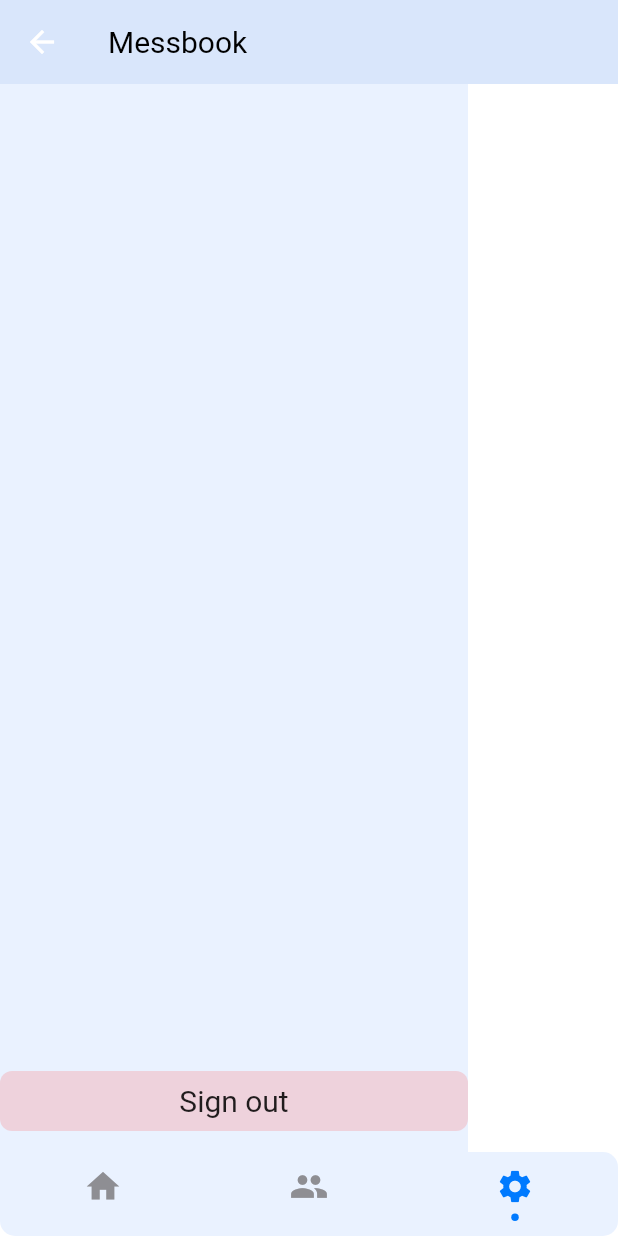
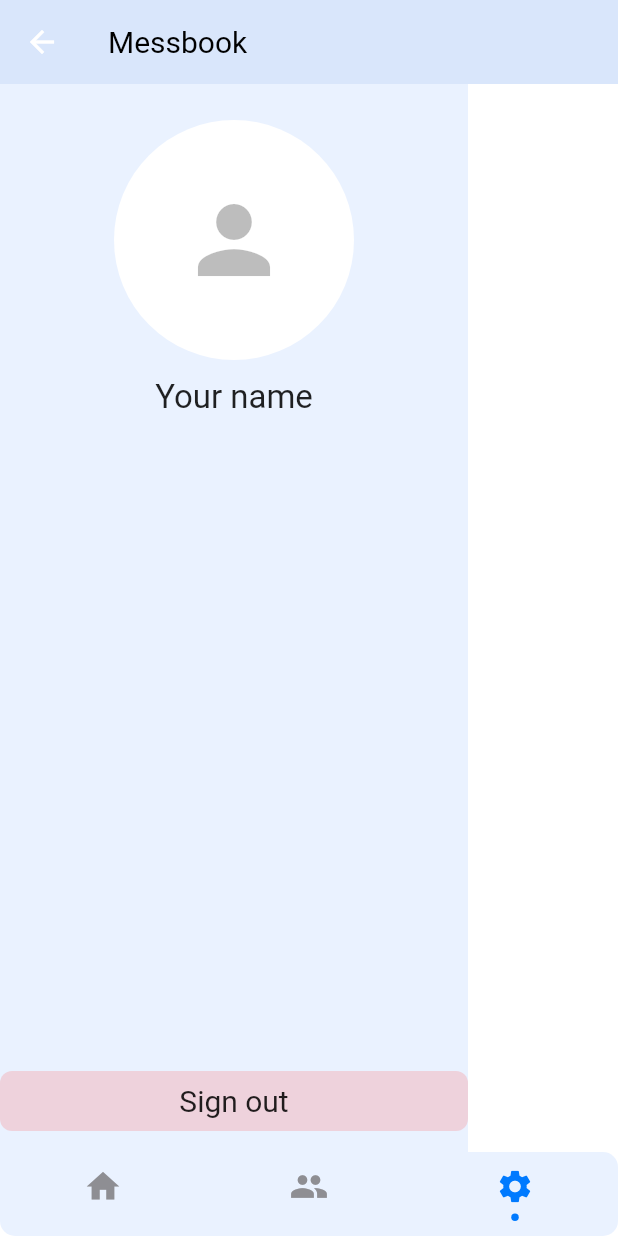
Before and after one commit to atiqurrahmandipto/messbook, a Flutter app: the MainScreen screen opened directly, item 3 of the bottom bar chosen, on a phone screen of 412 x 824 dp. Run offline on Flutter 3.47's test engine with Material 2 defaults, Android fonts, the phone set to English and light mode, and no system bars; drawn by our look-alikes of persistent_bottom_nav_bar; our stand-ins replace cloud_firestore, firebase_auth, firebase_core, flutter_svg, intl_phone_field, qr_flutter and 1 more; missing offline and left inert: mobile_scanner; accounts and stored records are empty.

```diff
--- a/lib/authentication/role_selection_screen.dart
+++ b/lib/authentication/role_selection_screen.dart
@@ -45,7 +45,7 @@ class _RoleSelectionScreenState extends State<RoleSelectionScreen> {
                     context,
                     MaterialPageRoute(
                         builder: (BuildContext context) =>
-                            MemberInvitationScreen()));
+                            MemberInvitationScreen(true)));
               }),
             ),
             Padding(
@@ -64,8 +64,7 @@ class _RoleSelectionScreenState extends State<RoleSelectionScreen> {
   }
 
   void createMess() async {
-    await DatabaseService(uid: widget.uid)
-        .createMess("VIKINGS", 22, 51, 2211);
+    await DatabaseService(uid: widget.uid).createMess("VIKINGS", 22, 51, 2211);
     //now join as member
     await DatabaseService(uid: widget.uid).joinMess(widget.uid);
   }
--- a/lib/home/setting_screen.dart
+++ b/lib/home/setting_screen.dart
@@ -14,10 +14,34 @@ class _SettingScreenState extends State<SettingScreen> {
   Widget build(BuildContext context) {
     return Material(
       color: Color(0xffEAF2FF),
-      child: Container(
-          child: Column(
-        mainAxisAlignment: MainAxisAlignment.end,
+      child: Column(
+        mainAxisAlignment: MainAxisAlignment.start,
         children: [
+          SizedBox(
+            height: 24,
+          ),
+          CircleAvatar(
+            backgroundColor: Colors.white,
+            maxRadius: 80,
+            minRadius: 80,
+            child: Center(
+              child: Icon(
+                Icons.person,
+                size: 72,
+                color: Colors.black26,
+              ),
+            ),
+          ),
+          Padding(
+            padding: const EdgeInsets.only(top: 12, bottom: 4),
+            child: Text(
+              'Your name',
+              style: TextStyle(fontSize: 22),
+            ),
+          ),
+          Text(FirebaseAuth.instance.currentUser?.phoneNumber ??
+              '+880xxxxxxxxxx'),
+          Spacer(),
           Padding(
             padding: const EdgeInsets.only(bottom: 24),
             child: Ink(
@@ -30,7 +54,7 @@ class _SettingScreenState extends State<SettingScreen> {
               child: InkWell(
                 onTap: () {
                   FirebaseAuth.instance.signOut();
-                  Navigator.of(context).pushAndRemoveUntil(
+                  Navigator.of(context, rootNavigator: true).pushAndRemoveUntil(
                       MaterialPageRoute(builder: (context) => SignUpScreen()),
                       (Route<dynamic> route) => false);
                 },
@@ -43,7 +67,7 @@ class _SettingScreenState extends State<SettingScreen> {
             ),
           ),
         ],
-      )),
+      ),
     );
   }
 }
```
Also changed, not shown: lib/home/members_list_screen.dart (+102 -2 lines), lib/invitation/member_invitation_screen.dart (+7 -3 lines).
